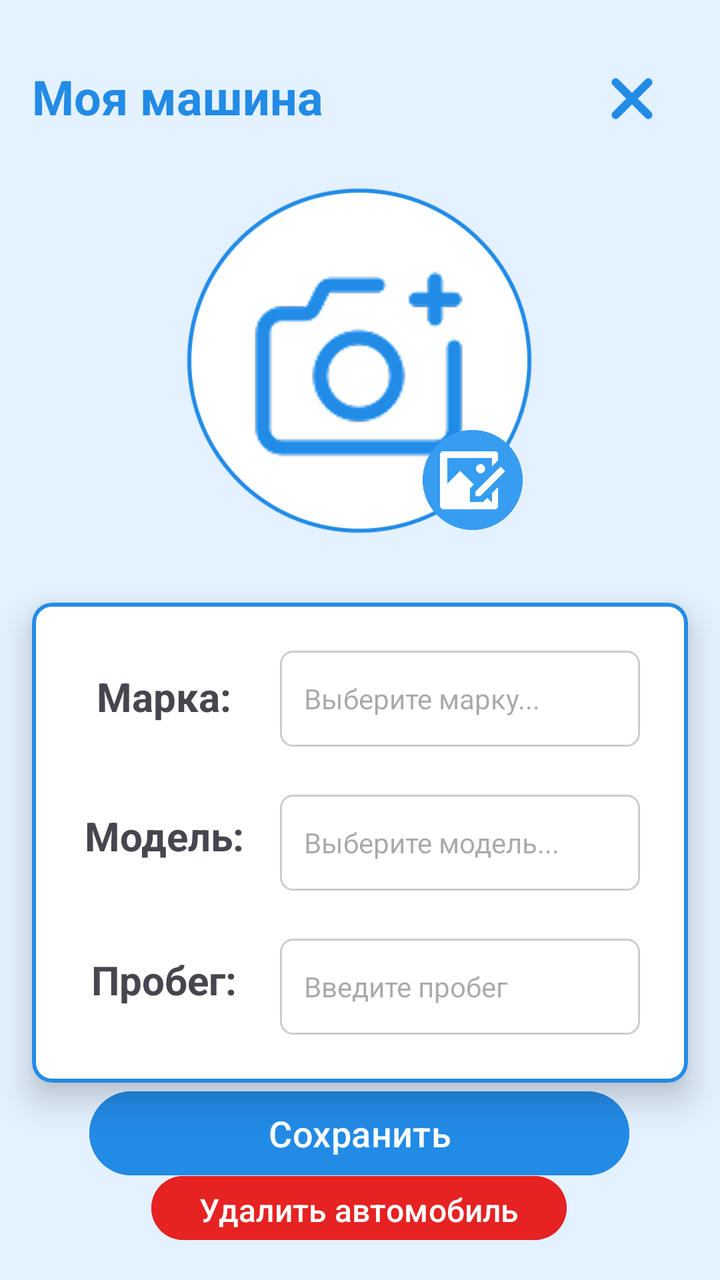
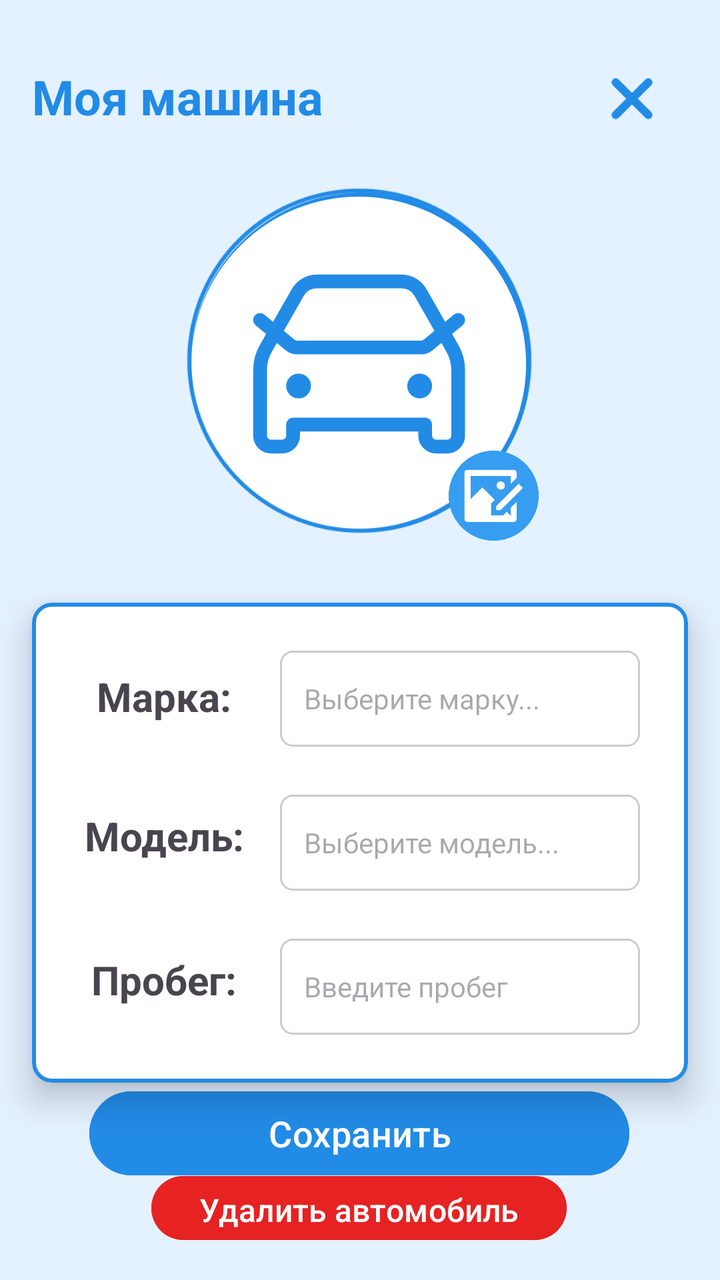

The first picture is an Android layout as it rendered before a commit; the second is the same layout after the commit. The layout source and the unified diff follow.
<!-- AndroidManifest.xml: application theme Theme.MyCar -->
<!-- res/layout/activity_main_add_car.xml -->
<?xml version="1.0" encoding="utf-8"?>
<androidx.constraintlayout.widget.ConstraintLayout xmlns:android="http://schemas.android.com/apk/res/android"
    xmlns:app="http://schemas.android.com/apk/res-auto"
    xmlns:tools="http://schemas.android.com/tools"
    android:id="@+id/main"
    android:layout_width="match_parent"
    android:layout_height="match_parent"
    android:background="#E4F1FF"
    tools:context=".MainActivityAddCar">

    <ImageView
        android:id="@+id/imageView11"
        android:layout_width="180dp"
        android:layout_height="180dp"
        android:layout_marginTop="24dp"
        android:padding="4dp"
        android:scaleType="centerCrop"
        android:src="@drawable/ph"
        app:layout_constraintBottom_toBottomOf="parent"
        app:layout_constraintEnd_toEndOf="parent"
        app:layout_constraintHorizontal_bias="0.497"
        app:layout_constraintStart_toStartOf="parent"
        app:layout_constraintTop_toBottomOf="@+id/textView2"
        app:layout_constraintVertical_bias="0.01"
        app:strokeColor="#228BE6"
        app:strokeWidth="2dp" />

    <ImageView
        android:id="@+id/imageView10"
        android:layout_width="210dp"
        android:layout_height="210dp"
        app:layout_constraintBottom_toBottomOf="@+id/cardView"
        app:layout_constraintEnd_toEndOf="parent"
        app:layout_constraintHorizontal_bias="0.497"
        app:layout_constraintStart_toStartOf="parent"
        app:layout_constraintTop_toBottomOf="@+id/textView2"
        app:layout_constraintVertical_bias="0.03"
        app:srcCompat="@drawable/group" />

    <Button
        android:id="@+id/button"
        android:layout_width="270dp"
        android:layout_height="50dp"
        android:layout_marginTop="16dp"
        android:layout_marginBottom="24dp"
        android:backgroundTint="#228BE6"
        android:text="Сохранить"
        android:textSize="18sp"
        app:layout_constraintBottom_toTopOf="@+id/deleteButton"
        app:layout_constraintEnd_toEndOf="parent"
        app:layout_constraintHorizontal_bias="0.496"
        app:layout_constraintStart_toStartOf="parent"
        app:layout_constraintTop_toBottomOf="@+id/carCardView"
        app:layout_constraintVertical_bias="0.333" />

    <Button
        android:id="@+id/deleteButton"
        android:layout_width="wrap_content"
        android:layout_height="40dp"
        android:layout_marginBottom="16dp"
        android:backgroundTint="#E62222"
        android:text="Удалить автомобиль"
        android:textSize="16sp"
        app:layout_constraintBottom_toTopOf="@+id/cardView"
        app:layout_constraintEnd_toEndOf="parent"
        app:layout_constraintHorizontal_bias="0.497"
        app:layout_constraintStart_toStartOf="parent" />

    <TextView
        android:id="@+id/textView2"
        android:layout_width="wrap_content"
        android:layout_height="wrap_content"
        android:layout_marginStart="16dp"
        android:layout_marginTop="8dp"
        android:text="Моя машина"
        android:textColor="#228BE6"
        android:textSize="24sp"
        android:textStyle="bold"
        android:typeface="normal"
        app:layout_constraintBottom_toBottomOf="parent"
        app:layout_constraintEnd_toEndOf="parent"
        app:layout_constraintHorizontal_bias="0.0"
        app:layout_constraintStart_toStartOf="parent"
        app:layout_constraintTop_toTopOf="parent"
        app:layout_constraintVertical_bias="0.04" />

    <com.google.android.material.card.MaterialCardView
        android:id="@+id/carCardView"
        android:layout_width="0dp"
        android:layout_height="240dp"
        android:layout_marginStart="16dp"
        android:layout_marginTop="16dp"
        android:layout_marginEnd="16dp"
        app:cardBackgroundColor="@android:color/white"
        app:cardCornerRadius="10dp"
        app:cardElevation="10dp"
        app:layout_constraintEnd_toEndOf="parent"
        app:layout_constraintHorizontal_bias="0.0"
        app:layout_constraintStart_toStartOf="parent"
        app:layout_constraintTop_toBottomOf="@+id/imageView10"
        app:strokeColor="#228BE6"
        app:strokeWidth="2dp">

        <androidx.constraintlayout.widget.ConstraintLayout
            android:layout_width="match_parent"
            android:layout_height="match_parent"
            android:padding="8dp">

            <TextView
                android:id="@+id/textView3"
                android:layout_width="100dp"
                android:layout_height="40dp"
                android:layout_marginStart="8dp"
                android:layout_marginBottom="8dp"
                android:padding="3dp"
                android:text="Марка:"
                android:textAlignment="center"
                android:textSize="20sp"
                android:textStyle="bold"
                app:layout_constraintBottom_toTopOf="@+id/textView6"
                app:layout_constraintStart_toStartOf="parent"
                app:layout_constraintTop_toTopOf="parent"
                app:layout_constraintVertical_bias="0.51" />

            <TextView
                android:id="@+id/brandAutoComplete"
                android:layout_width="180dp"
                android:layout_height="48dp"
                android:layout_marginEnd="16dp"
                android:layout_marginBottom="8dp"
                android:background="@drawable/bg_edit_text"
                android:clickable="true"
                android:ellipsize="end"
                android:focusable="true"
                android:gravity="center_vertical"
                android:hint="Выберите марку..."
                android:maxLines="1"
                android:paddingStart="12dp"
                android:paddingEnd="12dp"
                android:textSize="14sp"
                app:layout_constraintBottom_toTopOf="@+id/modelAutoComplete"
                app:layout_constraintEnd_toEndOf="parent"
                app:layout_constraintTop_toTopOf="parent"
                app:layout_constraintVertical_bias="0.2" />

            <TextView
                android:id="@+id/textView6"
                android:layout_width="100dp"
                android:layout_height="40dp"
                android:layout_marginStart="8dp"
                android:layout_marginBottom="32dp"
                android:padding="3dp"
                android:text="Модель:"
                android:textAlignment="center"
                android:textSize="20sp"
                android:textStyle="bold"
                app:layout_constraintBottom_toTopOf="@+id/textView7"
                app:layout_constraintStart_toStartOf="parent" />

            <TextView
                android:id="@+id/modelAutoComplete"
                android:layout_width="180dp"
                android:layout_height="48dp"
                android:layout_marginEnd="16dp"
                android:layout_marginBottom="8dp"
                android:background="@drawable/bg_edit_text"
                android:clickable="true"
                android:ellipsize="end"
                android:focusable="true"
                android:gravity="center_vertical"
                android:hint="Выберите модель..."
                android:maxLines="1"
                android:paddingStart="12dp"
                android:paddingEnd="12dp"
                android:textSize="14sp"
                app:layout_constraintBottom_toTopOf="@+id/textInputEditText2"
                app:layout_constraintEnd_toEndOf="parent"
                app:layout_constraintTop_toBottomOf="@+id/brandAutoComplete" />

            <TextView
                android:id="@+id/textView7"
                android:layout_width="100dp"
                android:layout_height="40dp"
                android:layout_marginStart="8dp"
                android:layout_marginBottom="20dp"
                android:padding="3dp"
                android:text="Пробег:"
                android:textAlignment="center"
                android:textSize="20sp"
                android:textStyle="bold"
                app:layout_constraintBottom_toBottomOf="parent"
                app:layout_constraintStart_toStartOf="parent" />

            <com.google.android.material.textfield.TextInputLayout
                android:id="@+id/mileageTextInputLayout"
                style="@style/Widget.MaterialComponents.TextInputLayout.OutlinedBox"
                android:layout_width="180dp"
                android:layout_height="wrap_content"
                android:layout_marginEnd="16dp"
                android:visibility="gone"
                app:layout_constraintEnd_toEndOf="parent"
                app:layout_constraintTop_toBottomOf="@+id/modelAutoComplete"
                app:layout_constraintBottom_toBottomOf="parent"
                app:layout_constraintVertical_bias="0.1">

                <com.google.android.material.textfield.TextInputEditText
                    android:id="@+id/textInputEditText"
                    android:layout_width="match_parent"
                    android:layout_height="48dp"
                    android:hint="Введите пробег"
                    android:inputType="number"
                    android:paddingStart="12dp"
                    android:paddingEnd="12dp"
                    android:singleLine="true"
                    android:textSize="14sp" />

            </com.google.android.material.textfield.TextInputLayout>

            <EditText
                android:id="@+id/textInputEditText2"
                android:layout_width="180dp"
                android:layout_height="48dp"
                android:layout_marginEnd="16dp"
                android:background="@drawable/bg_edit_text"
                android:hint="Введите пробег"
                android:inputType="number"
                android:paddingStart="12dp"
                android:paddingEnd="12dp"
                android:singleLine="true"
                android:textSize="14sp"
                app:layout_constraintEnd_toEndOf="parent"
                app:layout_constraintTop_toBottomOf="@+id/modelAutoComplete"
                app:layout_constraintBottom_toBottomOf="parent"
                app:layout_constraintVertical_bias="0.1" />

        </androidx.constraintlayout.widget.ConstraintLayout>
    </com.google.android.material.card.MaterialCardView>

    <androidx.cardview.widget.CardView
        android:id="@+id/cardView"
        android:layout_width="0dp"
        android:layout_height="wrap_content"
        app:cardBackgroundColor="#228BE6"
        app:layout_constraintBottom_toBottomOf="parent"
        app:layout_constraintEnd_toEndOf="parent"
        app:layout_constraintStart_toStartOf="parent" />

    <ImageView
        android:id="@+id/imageView2"
        android:layout_width="40dp"
        android:layout_height="40dp"
        android:layout_marginTop="8dp"
        android:layout_marginEnd="24dp"
        android:layout_marginBottom="171dp"
        app:layout_constraintBottom_toTopOf="@+id/carCardView"
        app:layout_constraintEnd_toEndOf="parent"
        app:layout_constraintHorizontal_bias="1.0"
        app:layout_constraintStart_toEndOf="@+id/textView2"
        app:layout_constraintTop_toTopOf="parent"
        app:layout_constraintVertical_bias="0.259"
        app:srcCompat="@drawable/cancel" />

    <ImageView
        android:id="@+id/editimageView"
        android:layout_width="50dp"
        android:layout_height="50dp"
        android:layout_marginStart="122dp"
        android:layout_marginTop="123dp"
        android:layout_marginEnd="8dp"
        android:layout_marginBottom="7dp"
        app:layout_constraintBottom_toBottomOf="@+id/imageView11"
        app:layout_constraintEnd_toEndOf="@+id/imageView11"
        app:layout_constraintStart_toStartOf="@+id/imageView11"
        app:layout_constraintTop_toTopOf="@+id/imageView11"
        app:srcCompat="@drawable/edit" />

    
    <FrameLayout
        android:id="@+id/progressOverlay"
        android:layout_width="match_parent"
        android:layout_height="match_parent"
        android:background="#40E4F1FF"
        android:visibility="gone"
        android:elevation="10dp">
        <ProgressBar
            android:layout_width="64dp"
            android:layout_height="64dp"
            android:layout_gravity="center"
            android:indeterminateTint="#228BE6" />
    </FrameLayout>

</androidx.constraintlayout.widget.ConstraintLayout>
<!-- resources referenced by this layout -->
<resources>
  <!-- drawable bg_edit_text (drawable) -->
  <?xml version="1.0" encoding="utf-8"?>
  <shape xmlns:android="http://schemas.android.com/apk/res/android"
      android:shape="rectangle">
      <solid android:color="#FFFFFF" />
      <stroke android:width="1dp" android:color="#CCCCCC" />
      <corners android:radius="6dp" />
  </shape>
  <!-- drawable cancel: png bitmap (drawable, 43065 bytes) -->
  <!-- drawable edit: png bitmap (drawable, 17703 bytes) -->
  <!-- drawable group: png bitmap (drawable, 13524 bytes) -->
  <!-- drawable ph: png bitmap (drawable, 39077 bytes) -->
  <style name="Theme.MyCar" parent="Base.Theme.MyCar" />
  <style name="Base.Theme.MyCar" parent="Theme.Material3.DayNight.NoActionBar">
          <item name="colorPrimary">@color/my_home_bar_color</item>
          <item name="colorSecondary">@color/my_home_bar_color</item>
          <item name="android:statusBarColor">@color/my_status_bar_color</item>
          <item name="android:navigationBarColor">@color/my_status_bar_color</item>
          <item name="android:windowAnimationStyle">@style/ActivityAnimation</item>
      </style>
  <color name="my_home_bar_color">#228BE6</color>
  <color name="my_status_bar_color">#E4F1FF</color>
  <style name="ActivityAnimation" parent="@android:style/Animation.Activity">
          <item name="android:activityOpenEnterAnimation">@anim/slide_in_right</item>
          <item name="android:activityOpenExitAnimation">@anim/slide_out_left</item>
          <item name="android:activityCloseEnterAnimation">@anim/slide_in_left</item>
          <item name="android:activityCloseExitAnimation">@anim/slide_out_right</item>
      </style>
</resources>

<!-- the commit's change to res/layout/activity_main_add_car.xml (unified diff, before → after) -->
@@ -15,7 +15,7 @@
         android:layout_marginTop="24dp"
         android:padding="4dp"
         android:scaleType="centerCrop"
-        android:src="@drawable/ph"
+        android:src="@drawable/car"
         app:layout_constraintBottom_toBottomOf="parent"
         app:layout_constraintEnd_toEndOf="parent"
         app:layout_constraintHorizontal_bias="0.497"
@@ -260,21 +260,21 @@
         app:layout_constraintVertical_bias="0.259"
         app:srcCompat="@drawable/cancel" />
 
+    
+
     <ImageView
         android:id="@+id/editimageView"
-        android:layout_width="50dp"
-        android:layout_height="50dp"
-        android:layout_marginStart="122dp"
-        android:layout_marginTop="123dp"
-        android:layout_marginEnd="8dp"
-        android:layout_marginBottom="7dp"
+        android:layout_width="45dp"
+        android:layout_height="45dp"
+        android:layout_marginTop="150dp"
         app:layout_constraintBottom_toBottomOf="@+id/imageView11"
         app:layout_constraintEnd_toEndOf="@+id/imageView11"
+        app:layout_constraintHorizontal_bias="1.0"
         app:layout_constraintStart_toStartOf="@+id/imageView11"
-        app:layout_constraintTop_toTopOf="@+id/imageView11"
+        app:layout_constraintTop_toTopOf="@+id/imageView10"
+        app:layout_constraintVertical_bias="0.0"
         app:srcCompat="@drawable/edit" />
 
-    
     <FrameLayout
         android:id="@+id/progressOverlay"
         android:layout_width="match_parent"
<!-- resource entries referenced after the edit -->
@@ -9,9 +9,27 @@
       <corners android:radius="6dp" />
   </shape>
   <!-- drawable cancel: png bitmap (drawable, 43065 bytes) -->
+  <!-- drawable car (drawable) -->
+  <vector xmlns:android="http://schemas.android.com/apk/res/android"
+      android:width="150dp"
+      android:height="150dp"
+      android:viewportWidth="150"
+      android:viewportHeight="150">
+    <path
+        android:pathData="M75,75m-74,0a74,74 0,1 1,148 0a74,74 0,1 1,-148 0"
+        android:strokeWidth="2"
+        android:fillColor="#ffffff"
+        android:strokeColor="#228BE6"/>
+    <path
+        android:pathData="M32,55.8L45.06,66.69C45.93,67.41 47.01,67.8 48.14,67.8H102.26C103.39,67.8 104.47,67.41 105.33,66.69L118.4,55.8M48.8,84.6H48.85M101.6,84.6H101.65M56.77,39H93.63C97.07,39 100.25,40.85 101.96,43.84L115.87,68.17C117.53,71.07 118.4,74.36 118.4,77.7V106.2C118.4,108.85 116.25,111 113.6,111H108.8C106.15,111 104,108.85 104,106.2V101.4H46.4V106.2C46.4,108.85 44.25,111 41.6,111H36.8C34.15,111 32,108.85 32,106.2V77.7C32,74.36 32.87,71.07 34.53,68.17L48.44,43.84C50.15,40.85 53.33,39 56.77,39ZM51.2,84.6C51.2,85.93 50.13,87 48.8,87C47.47,87 46.4,85.93 46.4,84.6C46.4,83.27 47.47,82.2 48.8,82.2C50.13,82.2 51.2,83.27 51.2,84.6ZM104,84.6C104,85.93 102.93,87 101.6,87C100.28,87 99.2,85.93 99.2,84.6C99.2,83.27 100.28,82.2 101.6,82.2C102.93,82.2 104,83.27 104,84.6Z"
+        android:strokeLineJoin="round"
+        android:strokeWidth="6"
+        android:fillColor="#00000000"
+        android:strokeColor="#228BE6"
+        android:strokeLineCap="round"/>
+  </vector>
   <!-- drawable edit: png bitmap (drawable, 17703 bytes) -->
   <!-- drawable group: png bitmap (drawable, 13524 bytes) -->
-  <!-- drawable ph: png bitmap (drawable, 39077 bytes) -->
   <style name="Theme.MyCar" parent="Base.Theme.MyCar" />
   <style name="Base.Theme.MyCar" parent="Theme.Material3.DayNight.NoActionBar">
           <item name="colorPrimary">@color/my_home_bar_color</item>
